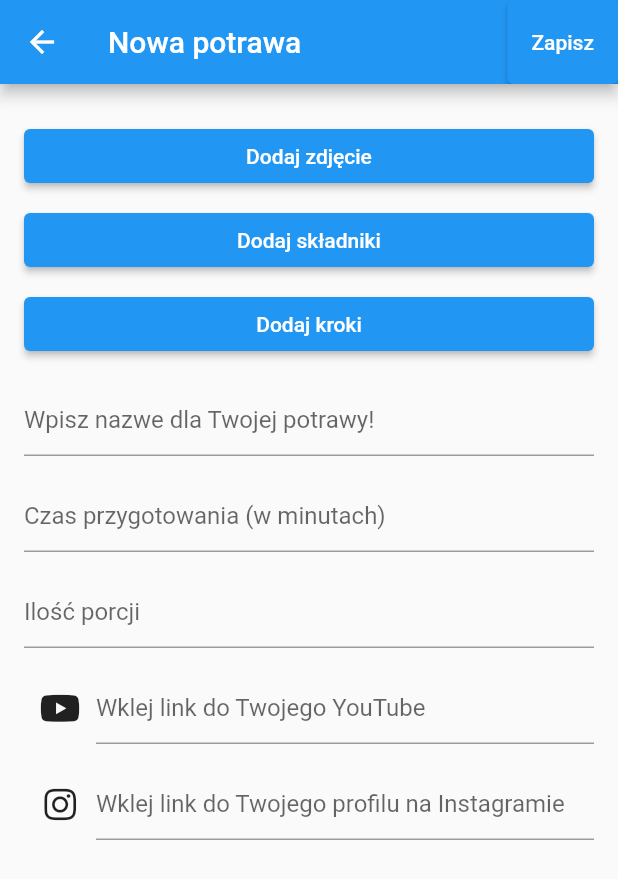
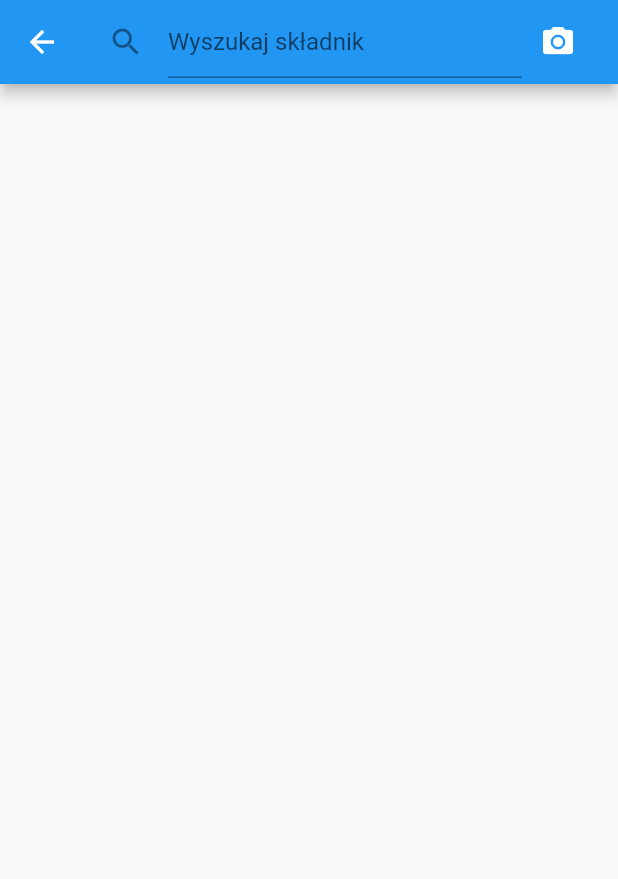
Before and after one commit to ihashand/fridger_app, a Flutter app: the NewDishScreen screen opened directly, after a tap on "Dodaj składniki", on a phone screen of 412 x 824 dp. Shown: the top 879 px of the screen. Run offline on Flutter 3.47's test engine with Material 2 defaults, Android fonts, the phone set to English and light mode, and no system bars; our stand-ins replace font_awesome_flutter.

Commit message:
dodaj skladniki

```diff
--- /dev/null
+++ b/lib/ui/screens/add_ingredient_screen.dart
@@ -0,0 +1,38 @@
+import 'package:flutter/material.dart';
+
+class AddIngredientScreen extends StatelessWidget {
+  const AddIngredientScreen({super.key});
+
+  @override
+  Widget build(BuildContext context) {
+    return Scaffold(
+      appBar: AppBar(
+        title: Row(
+          children: [
+            const Expanded(
+              child: TextField(
+                decoration: InputDecoration(
+                  icon: Icon(Icons.search),
+                  hintText: 'Wyszukaj składnik',
+                ),
+              ),
+            ),
+            IconButton(
+              icon: const Icon(Icons.camera_alt),
+              onPressed: () {
+                // Tutaj można dodać funkcjonalność przycisku aparatu
+              },
+            ),
+          ],
+        ),
+      ),
+      body: Container(
+        child: Column(
+          children: const [
+            // Tutaj można dodać pozostałe elementy interfejsu użytkownika
+          ],
+        ),
+      ),
+    );
+  }
+}
--- a/lib/ui/screens/new_dish_screen.dart
+++ b/lib/ui/screens/new_dish_screen.dart
@@ -1,5 +1,8 @@
 import 'package:flutter/material.dart';
 import 'package:font_awesome_flutter/font_awesome_flutter.dart';
+import 'package:fridger_app/ui/screens/add_ingredient_screen.dart';
+
+import 'add_food_to_meal_screen.dart';
 
 class NewDishScreen extends StatefulWidget {
   const NewDishScreen({super.key});
@@ -58,10 +61,12 @@ class _NewDishScreenState extends State<NewDishScreen> {
   }
 
   void _addIngredient() {
-    setState(() {
-      _ingredients.add(_ingredientController.text);
-      _ingredientController.clear();
-    });
+    Navigator.push(
+      context,
+      MaterialPageRoute(
+        builder: (BuildContext context) => const AddIngredientScreen(),
+      ),
+    );
   }
 
   void _addPhoto() {
```
